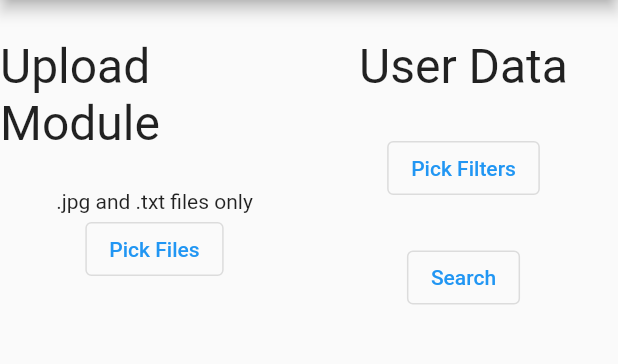
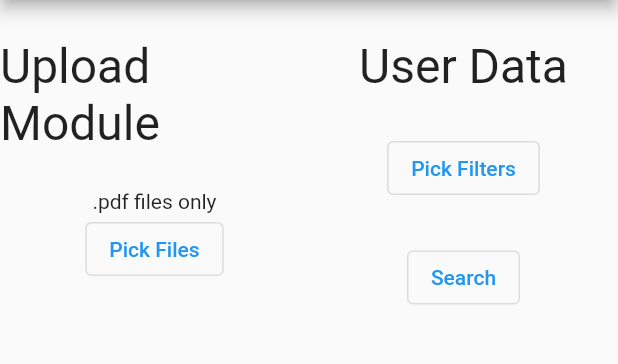
Before and after one commit to ALASKAWARRIORS/HealthLit, a Flutter app: the screen it shows after launch, on a phone screen of 412 x 824 dp, the part 84-448 px from its top. Run offline on Flutter 3.47's test engine with Material 2 defaults, Android fonts, the phone set to English and light mode, and no system bars; our stand-ins replace cloud_firestore, file_picker, firebase_auth, firebase_core, firebase_storage, flip_card and 1 more; missing offline and left inert: flutter_simple_calculator; accounts and stored records are empty.

Commit message:
.pdf Functionality
Replaced jpg and txt with pdf

```diff
--- a/Web_Application/lib/main.dart
+++ b/Web_Application/lib/main.dart
@@ -96,7 +96,7 @@ class _WebPortalState extends State<WebPortal> {
     FilePickerResult? result = await FilePicker.platform.pickFiles(
       allowMultiple: true,
       type: FileType.custom,
-      allowedExtensions: ['jpg','txt']
+      allowedExtensions: ['pdf']
     );
     if (result != null) {
       ListResult moduleList = await modules.listAll();
@@ -390,7 +390,7 @@ class _WebPortalState extends State<WebPortal> {
                 Text("Upload Module", style: Title),
                 SizedBox(
                   height: 25),
-                Text(".jpg and .txt files only"),
+                Text(".pdf files only"),
                 OutlinedButton(
                   onPressed: () {
                     addModule();
```
